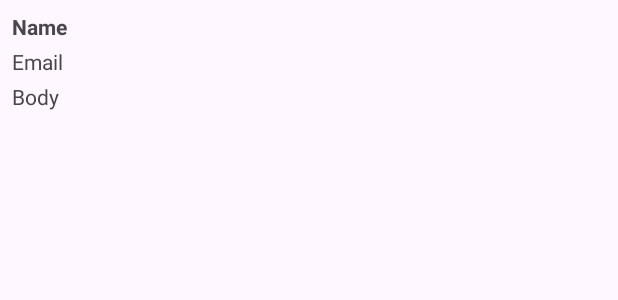
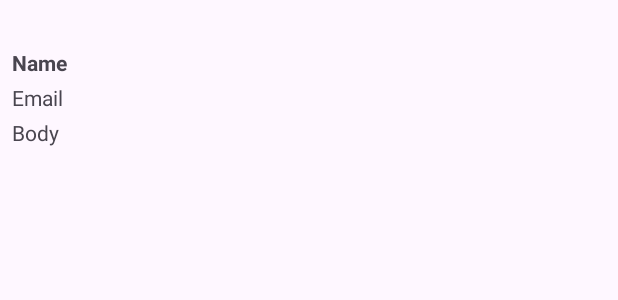
Before and after one commit to meronkahsay/Recycler-View, an Android app: the layout comment_list_item.xml on its own in the app's theme, with its tools: preview values and no code run, on a phone screen of 412 x 824 dp. Shown: the top 300 px of the screen. Run offline under Robolectric (Android 15) with nearby library versions, the phone set to English and light mode, and no system bars.

```diff
--- a/app/src/main/res/layout/comment_list_item.xml
+++ b/app/src/main/res/layout/comment_list_item.xml
@@ -6,11 +6,11 @@
     android:layout_margin="8dp">
 
 
-
     <TextView
         android:id="@+id/tvCommentName"
         android:layout_width="0dp"
         android:layout_height="wrap_content"
+        android:layout_marginTop="24dp"
         android:text="Name"
         android:textStyle="bold"
         app:layout_constraintEnd_toEndOf="parent"
```
